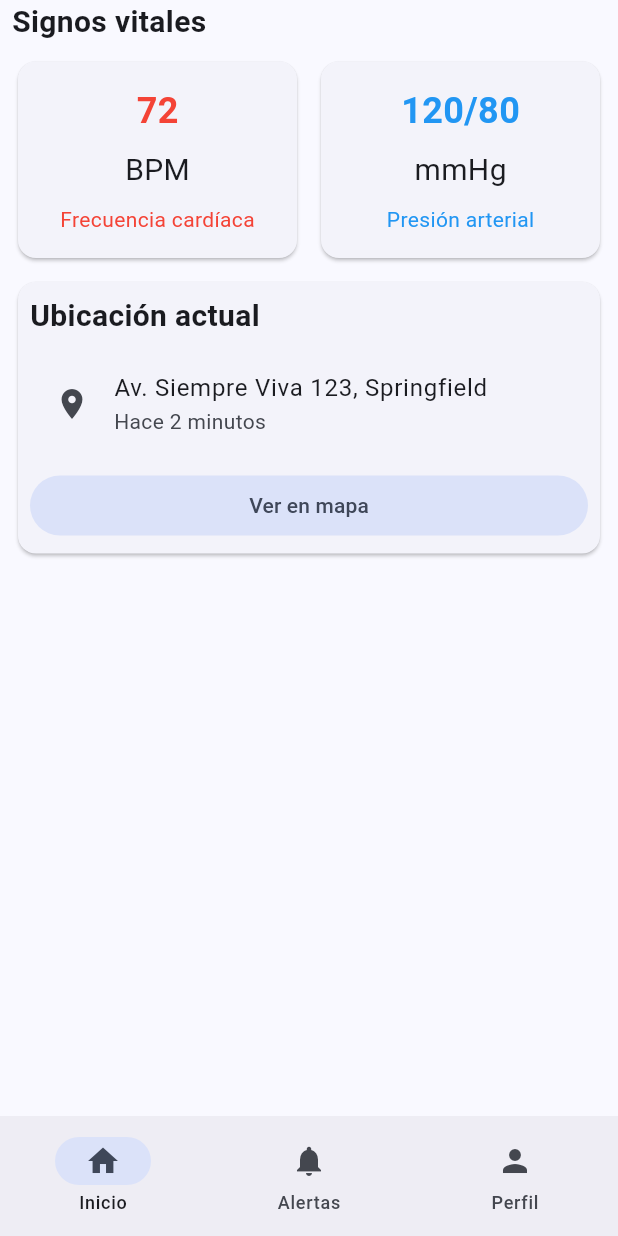
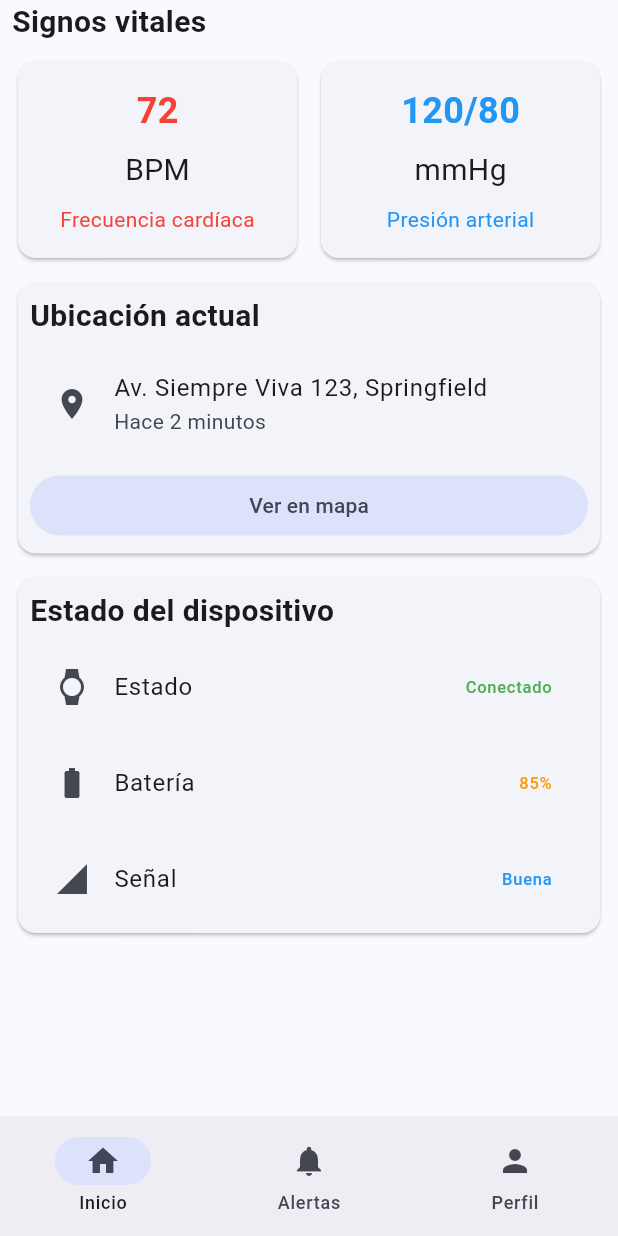
Before and after one commit to Oswaldo-Alberto-Cabrejos-Ronceros/apucha-watch-frontend-flutter, a Flutter app: the screen it shows after launch, on a phone screen of 412 x 824 dp. Run offline on Flutter 3.47's test engine with Material 3 defaults, Android fonts, the phone set to English and light mode, and no system bars.

Commit message:
feat:Desarrollo de status device card

```diff
--- a/lib/screens/dashboard_user/dashboard_user_screen.dart
+++ b/lib/screens/dashboard_user/dashboard_user_screen.dart
@@ -1,5 +1,6 @@
 import 'package:apucha_watch_movil/screens/dashboard_user/widgets/location_card.dart';
 import 'package:apucha_watch_movil/screens/dashboard_user/widgets/metric_card.dart';
+import 'package:apucha_watch_movil/screens/dashboard_user/widgets/status_device_card.dart';
 import 'package:flutter/material.dart';
 
 class DashboardUserScreen extends StatelessWidget {
@@ -10,16 +11,33 @@ class DashboardUserScreen extends StatelessWidget {
     return Column(
       crossAxisAlignment: CrossAxisAlignment.start,
       spacing: 8,
-      children: [Text('Signos vitales', style: TextStyle(fontSize: 20, fontWeight: FontWeight.bold)
+      children: [
+        Text(
+          'Signos vitales',
+          style: TextStyle(fontSize: 20, fontWeight: FontWeight.bold),
         ),
         Row(
           spacing: 8,
           children: [
-          MetricCard(value: '72', label: 'BPM', title: 'Frecuencia cardíaca', color: Colors.red),
-          MetricCard(value: '120/80', label: 'mmHg', title: 'Presión arterial', color: Colors.blue),
+            MetricCard(
+              value: '72',
+              label: 'BPM',
+              title: 'Frecuencia cardíaca',
+              color: Colors.red,
+            ),
+            MetricCard(
+              value: '120/80',
+              label: 'mmHg',
+              title: 'Presión arterial',
+              color: Colors.blue,
+            ),
           ],
         ),
-      LocationCard(location: 'Av. Siempre Viva 123, Springfield',ago: 'Hace 2 minutos',),
+        LocationCard(
+          location: 'Av. Siempre Viva 123, Springfield',
+          ago: 'Hace 2 minutos',
+        ),
+        StatusDeviceCard(),
       ],
     );
   }
--- /dev/null
+++ b/lib/screens/dashboard_user/widgets/status_device_card.dart
@@ -0,0 +1,43 @@
+import 'package:flutter/material.dart';
+
+class StatusDeviceCard extends StatelessWidget {
+  const StatusDeviceCard({super.key});
+
+  @override
+  Widget build(BuildContext context) {
+    return SizedBox(
+      width: double.infinity,
+      child: Card(
+        child: Padding(
+          padding: EdgeInsets.all(8.0),
+          child: Column(
+            mainAxisSize: MainAxisSize.min,
+            crossAxisAlignment: CrossAxisAlignment.start,
+            spacing: 8,
+            children: [
+              Text(
+                'Estado del dispositivo',
+                style: TextStyle(fontSize: 20, fontWeight: FontWeight.bold),
+              ),
+              ListTile(
+                leading: Icon(Icons.watch),
+                title: Text('Estado'),
+                trailing: Text('Conectado', style: TextStyle(color: Colors.green)),
+              ),
+              ListTile(
+                leading: Icon(Icons.battery_full),
+                title: Text('Batería'),
+                trailing: Text('85%', style: TextStyle(color: Colors.orange)),
+              ),
+              ListTile(
+                leading: Icon(Icons.signal_cellular_4_bar),
+                title: Text('Señal'),
+                trailing: Text('Buena', style: TextStyle(color: Colors.blue)),
+              ),
+            ],
+          ),
+        ),
+      ),
+    );
+  }
+}
```
Lines whose indentation alone changed are shown as unchanged.
